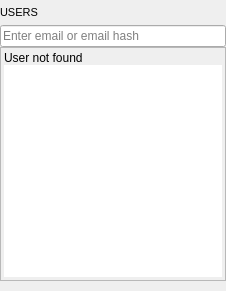
Above: BlockSettleUILib/SearchWidget.ui from BlockSettle/terminal before the change. Below: the same form after it.
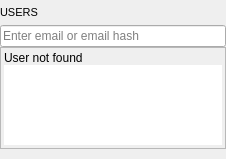
That is the form after the change. Custom widgets are drawn as their Qt base class.

Commit message: Fixed resizing found users list

What changed in the file:
```diff
--- a/BlockSettleUILib/SearchWidget.ui
+++ b/BlockSettleUILib/SearchWidget.ui
@@ -7,11 +7,11 @@
     <x>0</x>
     <y>0</y>
     <width>226</width>
-    <height>291</height>
+    <height>159</height>
    </rect>
   </property>
   <property name="sizePolicy">
-   <sizepolicy hsizetype="Preferred" vsizetype="Minimum">
+   <sizepolicy hsizetype="Preferred" vsizetype="Preferred">
     <horstretch>0</horstretch>
     <verstretch>0</verstretch>
    </sizepolicy>
@@ -118,6 +118,12 @@
           </item>
           <item>
            <widget class="QTreeView" name="searchResultTreeView">
+            <property name="sizePolicy">
+             <sizepolicy hsizetype="Preferred" vsizetype="Preferred">
+              <horstretch>0</horstretch>
+              <verstretch>0</verstretch>
+             </sizepolicy>
+            </property>
             <property name="frameShape">
              <enum>QFrame::NoFrame</enum>
             </property>
```
The commit also changes 1 other file.
